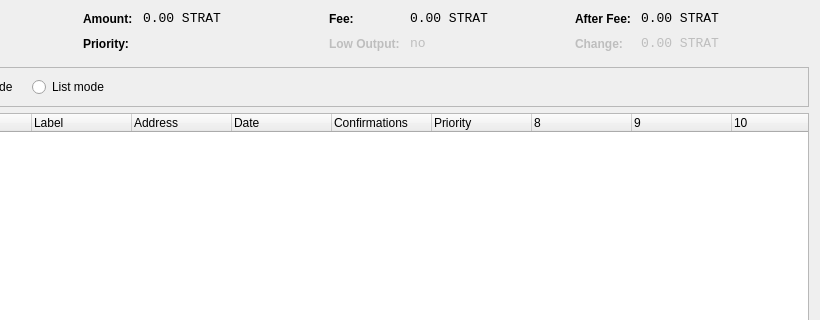
The window that src/qt/forms/coincontroldialog.ui (DeStream-dev/dswallet) describes before a commit, drawn with Qt 5; both pictures show x 180 to 1000 and y 0 to 320 of the 1000 by 500 pixel window.
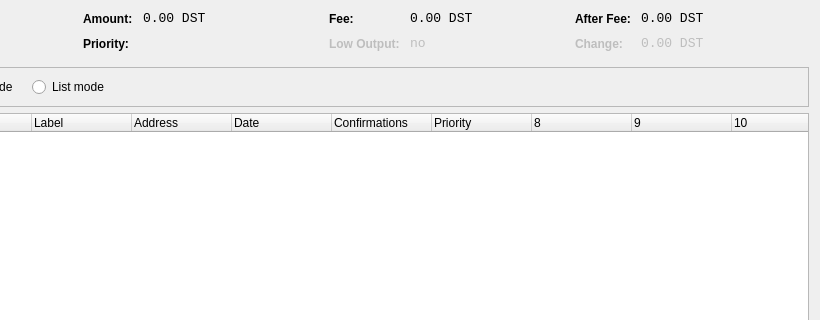
The same window after the commit. Custom widgets are drawn as their Qt base class.

Diff of the .ui file:
```diff
--- a/src/qt/forms/coincontroldialog.ui
+++ b/src/qt/forms/coincontroldialog.ui
@@ -141,7 +141,7 @@
           <enum>Qt::ActionsContextMenu</enum>
          </property>
          <property name="text">
-          <string notr="true">0.00 STRAT</string>
+          <string notr="true">0.00 DST</string>
          </property>
          <property name="textInteractionFlags">
           <set>Qt::LinksAccessibleByMouse|Qt::TextSelectableByKeyboard|Qt::TextSelectableByMouse</set>
@@ -221,7 +221,7 @@
           <enum>Qt::ActionsContextMenu</enum>
          </property>
          <property name="text">
-          <string notr="true">0.00 STRAT</string>
+          <string notr="true">0.00 DST</string>
          </property>
          <property name="textInteractionFlags">
           <set>Qt::LinksAccessibleByMouse|Qt::TextSelectableByKeyboard|Qt::TextSelectableByMouse</set>
@@ -307,7 +307,7 @@
           <enum>Qt::ActionsContextMenu</enum>
          </property>
          <property name="text">
-          <string notr="true">0.00 STRAT</string>
+          <string notr="true">0.00 DST</string>
          </property>
          <property name="textInteractionFlags">
           <set>Qt::LinksAccessibleByMouse|Qt::TextSelectableByKeyboard|Qt::TextSelectableByMouse</set>
@@ -345,7 +345,7 @@
           <enum>Qt::ActionsContextMenu</enum>
          </property>
          <property name="text">
-          <string notr="true">0.00 STRAT</string>
+          <string notr="true">0.00 DST</string>
          </property>
          <property name="textInteractionFlags">
           <set>Qt::LinksAccessibleByMouse|Qt::TextSelectableByKeyboard|Qt::TextSelectableByMouse</set>
```
Left out of the diff: 2 changed lines with no effect on the pictures.
